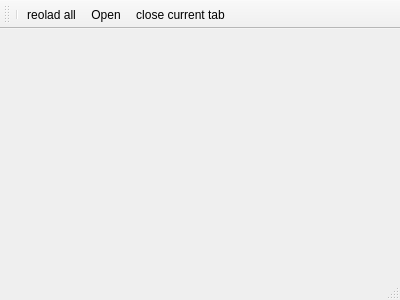
First picture: the form in mainwindow.ui, repository lysevi/logan, before the edit.
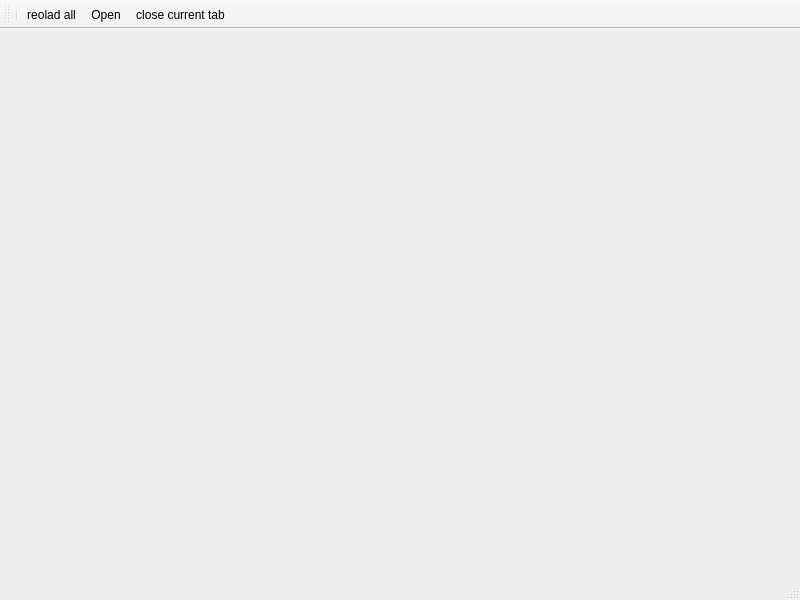
Second picture: the form after the edit. Icons and pictures are not drawn.

Commit message: window title

Diff of the .ui file:
```diff
--- a/mainwindow.ui
+++ b/mainwindow.ui
@@ -6,10 +6,16 @@
    <rect>
     <x>0</x>
     <y>0</y>
-    <width>400</width>
-    <height>300</height>
+    <width>800</width>
+    <height>600</height>
    </rect>
   </property>
+  <property name="sizePolicy">
+   <sizepolicy hsizetype="Maximum" vsizetype="Preferred">
+    <horstretch>0</horstretch>
+    <verstretch>0</verstretch>
+   </sizepolicy>
+  </property>
   <property name="windowTitle">
    <string>MainWindow</string>
   </property>
```
Left out of the diff: 2 changed lines with no effect on the pictures. The commit also changes 3 other files.
